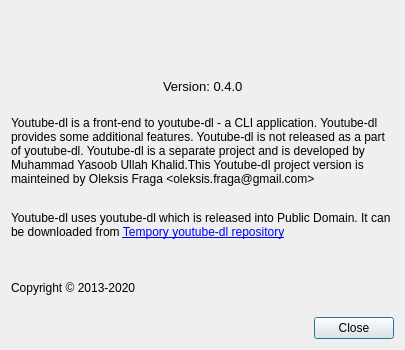
yasoob/youtube-dl-GUI, file resources/about-dialog.ui: the form before one commit.
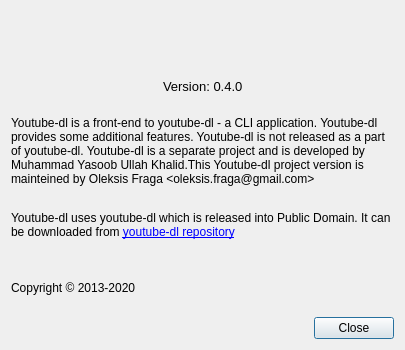
The form after the commit. Icons and pictures are not drawn.

Commit message: Update youtube-dl link to GitHub

Diff of the .ui file:
```diff
--- a/resources/about-dialog.ui
+++ b/resources/about-dialog.ui
@@ -147,7 +147,7 @@
    <item>
     <widget class="QLabel" name="label_5">
      <property name="text">
-      <string>&lt;html&gt;&lt;head/&gt;&lt;body&gt;&lt;p&gt;Youtube-dl uses youtube-dl which is released into Public Domain. It can be downloaded from &lt;a href=&quot;https://gitlab.com/dstftw/youtube-dl&quot;&gt;&lt;span style=&quot; text-decoration: underline; color:#0000ff;&quot;&gt;Tempory youtube-dl repository&lt;/span&gt;&lt;/a&gt;&lt;/p&gt;&lt;/body&gt;&lt;/html&gt;</string>
+      <string>&lt;html&gt;&lt;head/&gt;&lt;body&gt;&lt;p&gt;Youtube-dl uses youtube-dl which is released into Public Domain. It can be downloaded from &lt;a href=&quot;https://github.com/ytdl-org/youtube-dl&quot;&gt;&lt;span style=&quot; text-decoration: underline; color:#0000ff;&quot;&gt;youtube-dl repository&lt;/span&gt;&lt;/a&gt;&lt;/p&gt;&lt;/body&gt;&lt;/html&gt;</string>
      </property>
      <property name="textFormat">
       <enum>Qt::AutoText</enum>
```
The commit also changes 2 other files.
